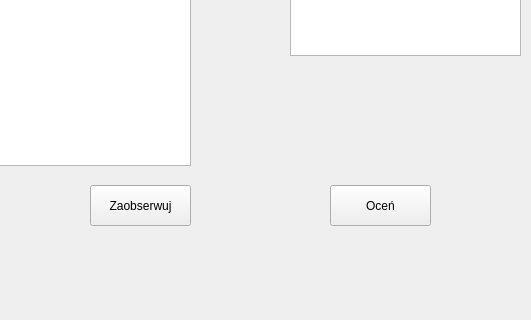
Old version of the form src/qt_ui/mainwindow.ui in the repository Michalmo12345/FlashcardQTApp; both pictures show x 140 to 671 and y 294 to 614 of the 800 by 614 pixel window.
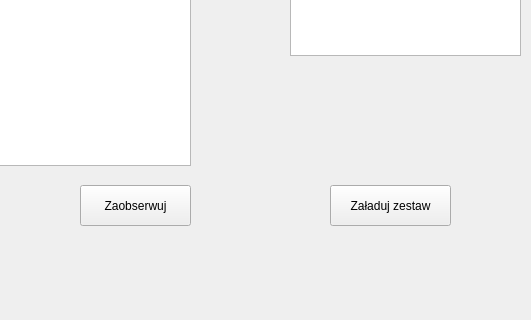
New version of the form.

Commit message: changed AllSets view so you can load Set without subscribing it

The edit to the form file:
```diff
--- a/src/qt_ui/mainwindow.ui
+++ b/src/qt_ui/mainwindow.ui
@@ -627,9 +627,9 @@
      <widget class="QPushButton" name="subscribeSetButton">
       <property name="geometry">
        <rect>
-        <x>220</x>
+        <x>210</x>
         <y>460</y>
-        <width>101</width>
+        <width>111</width>
         <height>41</height>
        </rect>
       </property>
@@ -642,12 +642,12 @@
        <rect>
         <x>460</x>
         <y>460</y>
-        <width>101</width>
+        <width>121</width>
         <height>41</height>
        </rect>
       </property>
       <property name="text">
-       <string>Oceń</string>
+       <string>Załaduj zestaw</string>
       </property>
      </widget>
      <widget class="QPlainTextEdit" name="infoSetText2">
```
Left out of the diff: 2 changed lines with no effect on the pictures. The commit also changes 2 other files.
